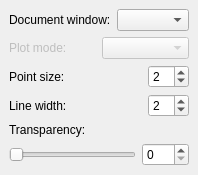
Above: src/Gui/TaskView/TaskAppearance.ui from southseact-3d/fcd before the change. Below: the same form after it.
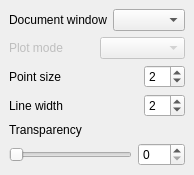
That is the form after the change.

The edit to the form file:
```diff
--- a/src/Gui/TaskView/TaskAppearance.ui
+++ b/src/Gui/TaskView/TaskAppearance.ui
@@ -34,7 +34,7 @@
      <item>
       <widget class="QLabel" name="textLabel1">
        <property name="text">
-        <string>Document window:</string>
+        <string>Document window</string>
        </property>
       </widget>
      </item>
@@ -57,7 +57,7 @@
         <bool>false</bool>
        </property>
        <property name="text">
-        <string>Plot mode:</string>
+        <string>Plot mode</string>
        </property>
       </widget>
      </item>
@@ -81,7 +81,7 @@
      <item>
       <widget class="QLabel" name="textLabel2">
        <property name="text">
-        <string>Point size:</string>
+        <string>Point size</string>
        </property>
       </widget>
      </item>
@@ -127,7 +127,7 @@
      <item>
       <widget class="QLabel" name="textLabel3">
        <property name="text">
-        <string>Line width:</string>
+        <string>Line width</string>
        </property>
       </widget>
      </item>
@@ -165,7 +165,7 @@
    <item>
     <widget class="QLabel" name="textLabel1_2">
      <property name="text">
-      <string>Transparency:</string>
+      <string>Transparency</string>
      </property>
     </widget>
    </item>
```
